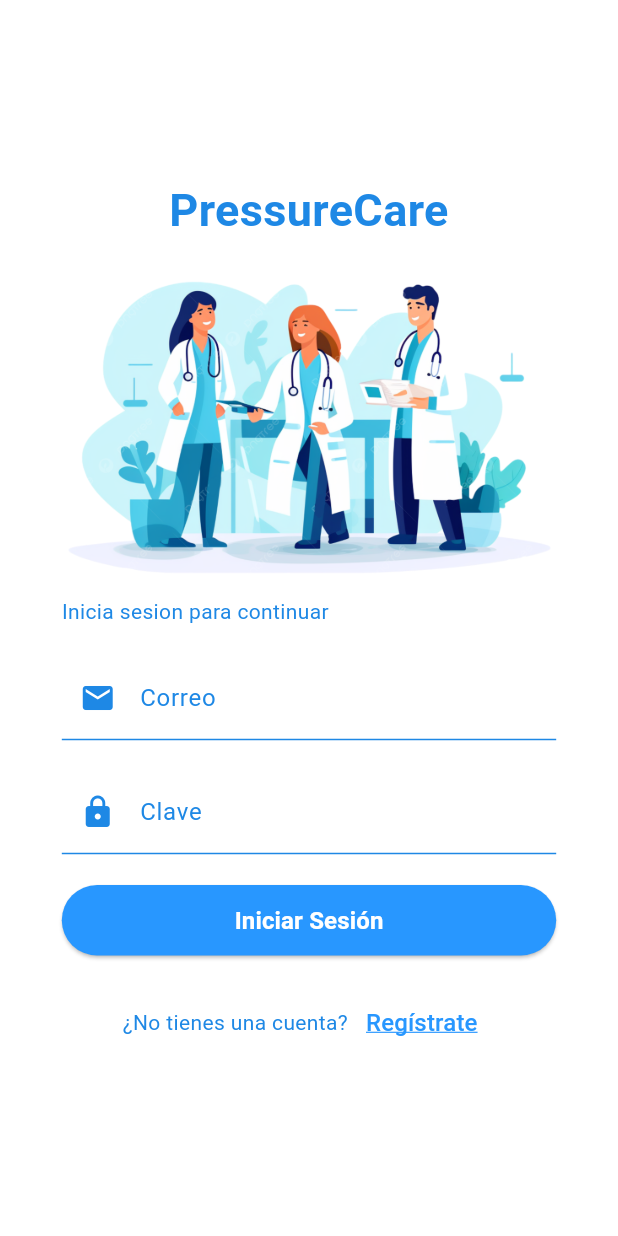
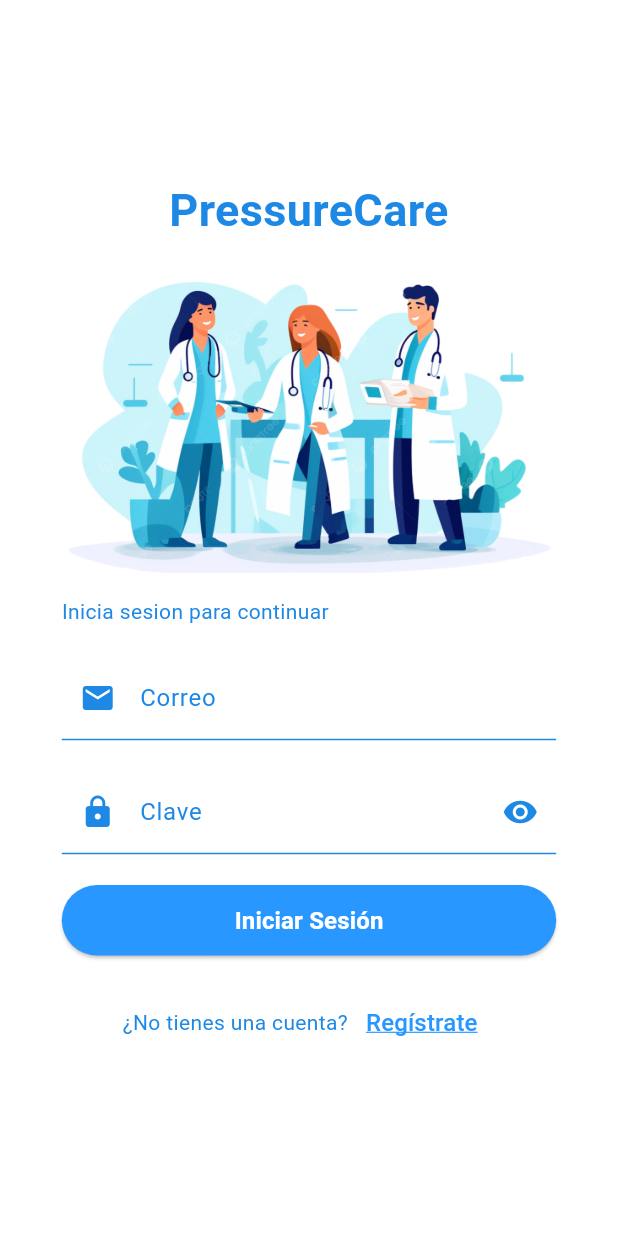
Before and after one commit to JhandryChimbo/PreasureCare, a Flutter app: the screen it shows after launch, on a phone screen of 412 x 824 dp. Run offline on Flutter 3.47's test engine with Material 3 defaults, Android fonts, the phone set to English and light mode, and no system bars; our stand-ins replace flutter_secure_storage, fluttertoast, validators.

Commit message:
Agregar funcionalidad para mostrar/ocultar la contraseña en el formulario de inicio de sesión

```diff
--- a/frontend/lib/views/loginView.dart
+++ b/frontend/lib/views/loginView.dart
@@ -19,6 +19,7 @@ class _LoginViewState extends State<LoginView> {
   final TextEditingController correoControl = TextEditingController();
   final TextEditingController claveControl = TextEditingController();
   bool _isLoading = false;
+  bool _obscureText = true;
 
   Future<void> _iniciar() async {
     FocusScope.of(context).unfocus(); // Cierra el teclado
@@ -171,7 +172,7 @@ class _LoginViewState extends State<LoginView> {
 
   Widget _buildPasswordField() {
     return TextFormField(
-      obscureText: true,
+      obscureText: _obscureText,
       controller: claveControl,
       validator: (value) {
         if (value!.isEmpty) {
@@ -179,21 +180,31 @@ class _LoginViewState extends State<LoginView> {
         }
         return null;
       },
-      decoration: const InputDecoration(
+      decoration: InputDecoration(
         labelText: "Clave",
-        prefixIcon: Icon(Icons.lock, color: Color(0xFF1E88E5)),
-        labelStyle: TextStyle(color: Color(0xFF1E88E5)),
-        enabledBorder: UnderlineInputBorder(
+        prefixIcon: const Icon(Icons.lock, color: Color(0xFF1E88E5)),
+        suffixIcon: IconButton(
+          icon: Icon(
+            _obscureText ? Icons.visibility : Icons.visibility_off,
+            color: const Color(0xFF1E88E5),
+          ),
+          onPressed: () {
+            setState(() {
+              _obscureText = !_obscureText;
+            });
+          },
+        ),
+        labelStyle: const TextStyle(color: Color(0xFF1E88E5)),
+        enabledBorder: const UnderlineInputBorder(
           borderSide: BorderSide(color: Color(0xFF1E88E5)),
         ),
-        focusedBorder: UnderlineInputBorder(
+        focusedBorder: const UnderlineInputBorder(
           borderSide: BorderSide(color: Color(0xFF1E88E5)),
         ),
       ),
       style: const TextStyle(color: Colors.blue),
     );
   }
-
 
   Widget _buildRegisterLink() {
     return Row(
```
